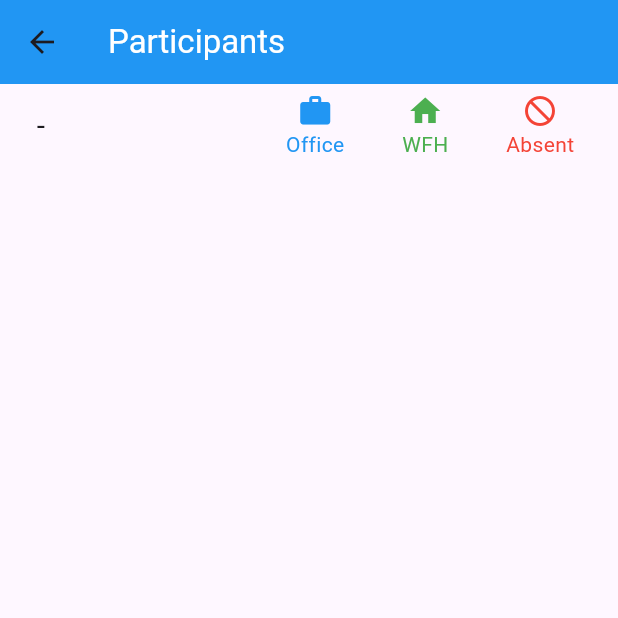
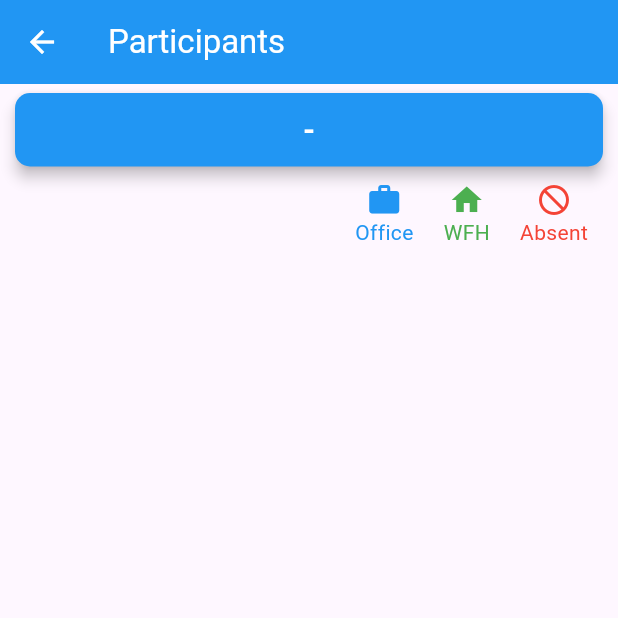
Before and after one commit to Arathivinod/OpsCheck, a Flutter app: the ParticipantListScreen screen opened directly with empty values, on a phone screen of 412 x 824 dp, the top half of it. Run offline on Flutter 3.47's test engine with Material 3 defaults, Android fonts, the light colour scheme and no system bars; network calls fail.

Commit message:
participant list mode details calculated

```diff
--- a/lib/screens/participant_list.dart
+++ b/lib/screens/participant_list.dart
@@ -3,6 +3,7 @@ import 'package:http/http.dart' as http;
 import 'dart:convert';
 import 'package:intl/intl.dart';
 import 'package:opscheck/modal/modal.dart';
+import 'summary_report.dart';
 
 class ModeIcon extends StatelessWidget {
   final IconData icon;
@@ -41,8 +42,8 @@ class ParticipantListScreen extends StatefulWidget {
 class _ParticipantListScreenState extends State<ParticipantListScreen> {
   List<Participant> _participants = [];
   bool _isLoading = false;
-  String _eventName = ''; // Define _eventName variable
-  String _category = ''; // Define category variable
+  String _eventName = '';
+  String _category = '';
 
   @override
   void initState() {
@@ -94,8 +95,8 @@ class _ParticipantListScreenState extends State<ParticipantListScreen> {
       final response = await http.patch(
         Uri.parse('http://10.0.2.2:3000/api/v1/analytics/${widget.eventId}'),
         body: json.encode({
-          'participantId': participantId, // Add participantId to the body
-          'participationMode': mode, // Correct the key to 'participationMode'
+          'participantId': participantId,
+          'participationMode': mode,
           'date': DateFormat('yyyy-MM-dd').format(date)
         }),
         headers: {'Content-Type': 'application/json'},
@@ -119,6 +120,7 @@ class _ParticipantListScreenState extends State<ParticipantListScreen> {
           style: TextStyle(color: Colors.white),
         ),
         backgroundColor: Colors.blue,
+        iconTheme: IconThemeData(color: Colors.white),
       ),
       body: _isLoading
           ? Center(child: CircularProgressIndicator())
@@ -127,36 +129,77 @@ class _ParticipantListScreenState extends State<ParticipantListScreen> {
                 Container(
                   margin: EdgeInsets.symmetric(vertical: 6, horizontal: 10),
                   child: Column(
+                    crossAxisAlignment: CrossAxisAlignment.stretch,
                     children: [
-                      Row(
-                        mainAxisAlignment: MainAxisAlignment.spaceAround,
-                        children: [
-                          Flexible(
+                      ElevatedButton(
+                        onPressed: () {
+                          Navigator.push(
+                            context,
+                            MaterialPageRoute(
+                              builder: (context) => EventDetailsScreen(
+                                eventName: _eventName,
+                                category: _category,
+                                officeParticipants: _participants
+                                    .where((p) => p.participationMode == 1)
+                                    .length,
+                                wfhParticipants: _participants
+                                    .where((p) => p.participationMode == 2)
+                                    .length,
+                                absentParticipants: _participants
+                                    .where((p) => p.participationMode == 3)
+                                    .length,
+                              ),
+                            ),
+                          );
+                        },
+                        style: ElevatedButton.styleFrom(
+                          primary: Colors.blue,
+                          elevation: 4,
+                          shape: RoundedRectangleBorder(
+                            borderRadius: BorderRadius.circular(10),
+                          ),
+                        ),
+                        child: Padding(
+                          padding: const EdgeInsets.symmetric(vertical: 10),
                           child: Text(
                             '$_eventName - $_category',
                             style: TextStyle(
-                                fontWeight: FontWeight.normal,
                               fontSize: 20,
+                              fontWeight: FontWeight.bold,
+                              color: Colors.white,
                             ),
                           ),
                         ),
+                      ),
+                      SizedBox(height: 10),
+                      Container(
+                        margin: EdgeInsets.zero,
+                        child: Row(
+                          mainAxisAlignment: MainAxisAlignment.end,
+                          children: [
+                            // Padding(
+                            //     padding:
+                            //         const EdgeInsets.symmetric(horizontal: 2)),
                             Spacer(),
                             ModeIcon(
                               icon: Icons.work,
                               color: Colors.blue,
                               label: 'Office',
                             ),
+                            // SizedBox(width: 1),
                             ModeIcon(
                               icon: Icons.home,
                               color: Colors.green,
                               label: 'WFH',
                             ),
+                            // SizedBox(width: 0),
                             ModeIcon(
                               icon: Icons.not_interested,
                               color: Colors.red,
                               label: 'Absent',
                             ),
                           ],
+                        ),
                       ),
                     ],
                   ),
@@ -168,12 +211,13 @@ class _ParticipantListScreenState extends State<ParticipantListScreen> {
                       final participant = _participants[index];
                       return Container(
                         margin:
-                            EdgeInsets.symmetric(vertical: 5, horizontal: 10),
+                            EdgeInsets.symmetric(vertical: 3, horizontal: 7),
                         decoration: BoxDecoration(
-                          color: Colors.white,
+                          color: Color.fromARGB(255, 243, 249, 255),
                           borderRadius: BorderRadius.circular(10),
                           border: Border.all(
                             color: Colors.blue,
+                            width: 0.5,
                           ),
                         ),
                         child: Row(
```
Lines whose indentation alone changed are shown as unchanged.
